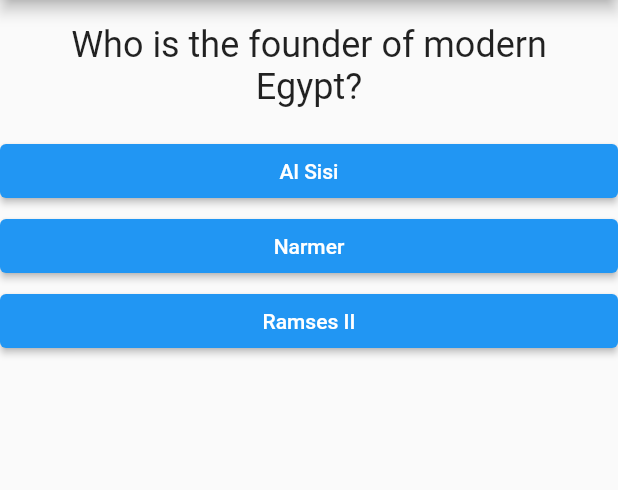
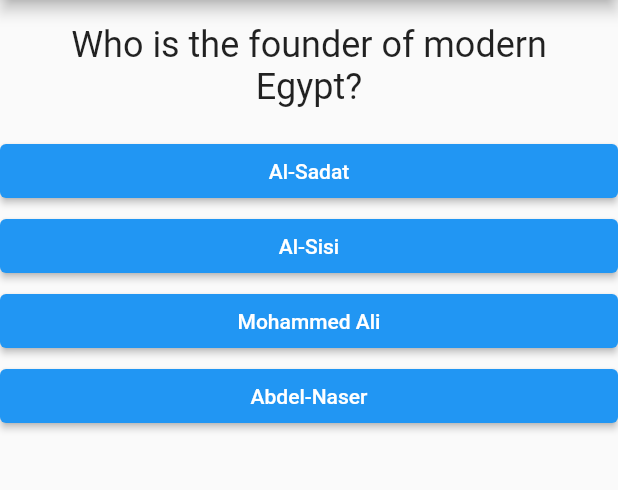
Before and after one commit to KyriakosMilad/hello_flutter, a Flutter app: the screen it shows after launch, on a phone screen of 412 x 824 dp, the part 84-574 px from its top. Run offline on Flutter 3.47's test engine with Material 2 defaults, Android fonts, the phone set to English and light mode, and no system bars.

Commit message:
Map questions and answers

```diff
--- a/lib/main.dart
+++ b/lib/main.dart
@@ -13,9 +13,15 @@ class _MyApp extends StatefulWidget {
 }
 
 class _MyAppState extends State<_MyApp> {
-  var _questions = [
-    'Who is the founder of modern Egypt?',
-    'Who is the founder of Egypt and first country in history?',
+   var _questions = [
+    {
+      'question' : 'Who is the founder of modern Egypt?',
+      'answers': ['Al-Sadat', 'Al-Sisi', 'Mohammed Ali', 'Abdel-Naser'],
+    },
+    {
+      'question': 'Who is the founder of Egypt and first country in history?',
+      'answers': ['Narmer', 'Ramses II', 'Thotmose III', 'Amenhotep'],
+    },
   ];
 
   var _currentQuestion = 0;
@@ -37,10 +43,8 @@ class _MyAppState extends State<_MyApp> {
         ),
         body: Column(
           children: [
-            Question(_questions[_currentQuestion]),
-            Answer('Al Sisi', answerQuestion),
-            Answer('Narmer', answerQuestion),
-            Answer('Ramses II', answerQuestion),
+            Question(_questions[_currentQuestion]['question']),
+            ...(_questions[_currentQuestion]['answers'] as List<String>).map((e) => Answer(e, answerQuestion))
           ],
         ),
       ),
```
